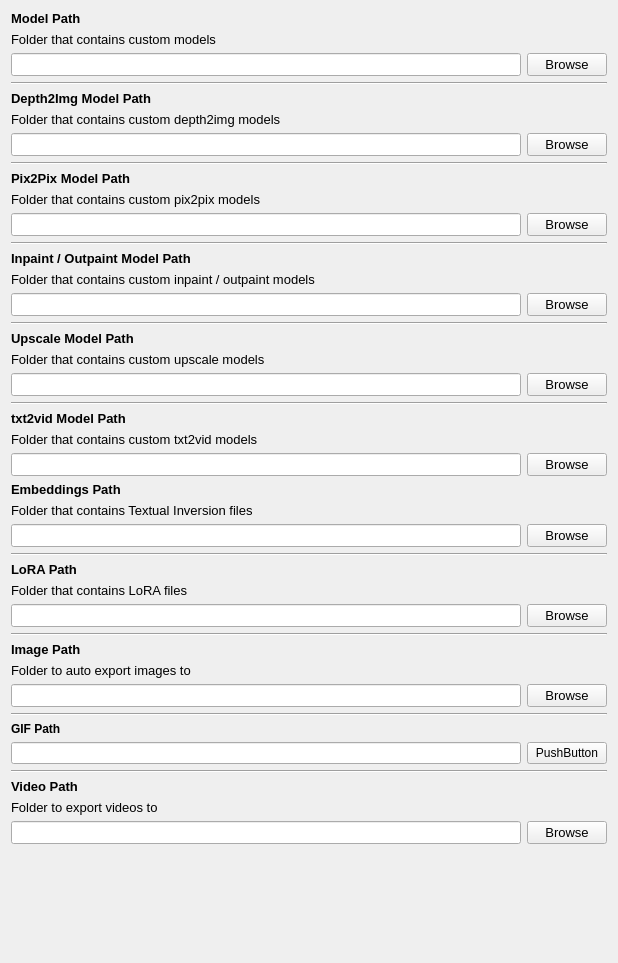
This is src/airunner/pyqt/widgets/paths.ui in Capsize-Games/airunner as Qt 5 draws it before an edit. The edited form follows.
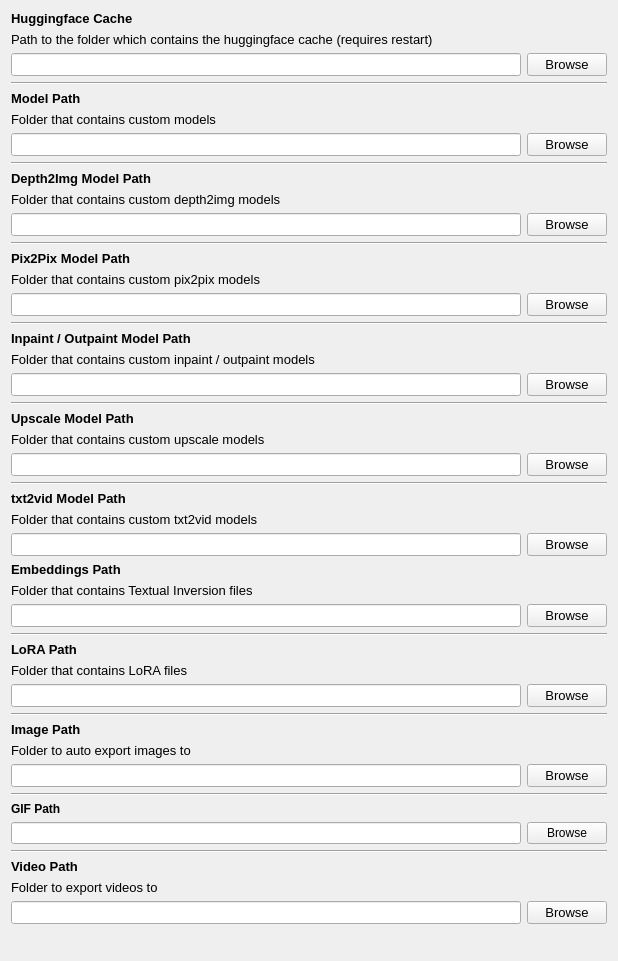
This is the edited form.

Commit message: - add hf cache path - better offline mode handling - load separate vae for outpaint / inpaint - reorganize some code for readablity - remove todo comments - switch to sd xl 1.0 - show hf cache folder action added to view menu - rename main_window_new to main_window - cleaner paths widget code -

The edit to the form file:
```diff
--- a/src/airunner/pyqt/widgets/paths.ui
+++ b/src/airunner/pyqt/widgets/paths.ui
@@ -7,144 +7,30 @@
     <x>0</x>
     <y>0</y>
     <width>618</width>
-    <height>963</height>
+    <height>961</height>
    </rect>
   </property>
   <property name="windowTitle">
    <string>Form</string>
   </property>
   <layout class="QGridLayout" name="gridLayout">
-   <item row="27" column="0">
-    <widget class="Line" name="line_2">
-     <property name="orientation">
-      <enum>Qt::Horizontal</enum>
-     </property>
-    </widget>
-   </item>
-   <item row="19" column="0">
-    <widget class="Line" name="line_7">
-     <property name="orientation">
-      <enum>Qt::Horizontal</enum>
-     </property>
-    </widget>
-   </item>
-   <item row="5" column="0">
-    <widget class="QLabel" name="label_9">
-     <property name="font">
-      <font>
-       <pointsize>10</pointsize>
-      </font>
-     </property>
-     <property name="text">
-      <string>Folder that contains custom depth2img models</string>
-     </property>
-    </widget>
-   </item>
-   <item row="32" column="0">
-    <widget class="QLabel" name="label_7">
-     <property name="font">
-      <font>
-       <pointsize>10</pointsize>
-       <bold>true</bold>
-      </font>
-     </property>
-     <property name="text">
-      <string>Image Path</string>
-     </property>
-    </widget>
-   </item>
-   <item row="18" column="0">
-    <layout class="QHBoxLayout" name="horizontalLayout_8">
-     <item>
-      <widget class="QLineEdit" name="upscale_model_path">
-       <property name="font">
-        <font>
-         <pointsize>10</pointsize>
-        </font>
-       </property>
-      </widget>
-     </item>
-     <item>
-      <widget class="QPushButton" name="upscale_browse_button">
-       <property name="font">
-        <font>
-         <pointsize>10</pointsize>
-        </font>
-       </property>
-       <property name="text">
-        <string>Browse</string>
-       </property>
-      </widget>
-     </item>
-    </layout>
-   </item>
-   <item row="0" column="0">
-    <widget class="QLabel" name="label">
-     <property name="font">
-      <font>
-       <pointsize>10</pointsize>
-       <bold>true</bold>
-      </font>
-     </property>
-     <property name="text">
-      <string>Model Path</string>
-     </property>
-    </widget>
-   </item>
-   <item row="7" column="0">
-    <widget class="Line" name="line_4">
-     <property name="orientation">
-      <enum>Qt::Horizontal</enum>
-     </property>
-    </widget>
-   </item>
-   <item row="11" column="0">
-    <widget class="Line" name="line_5">
-     <property name="orientation">
-      <enum>Qt::Horizontal</enum>
-     </property>
-    </widget>
-   </item>
    <item row="29" column="0">
-    <widget class="QLabel" name="label_4">
-     <property name="font">
-      <font>
-       <pointsize>10</pointsize>
-      </font>
-     </property>
-     <property name="text">
-      <string>Folder that contains LoRA files</string>
-     </property>
-    </widget>
-   </item>
-   <item row="20" column="0">
-    <widget class="QLabel" name="label_19">
-     <property name="font">
-      <font>
-       <pointsize>10</pointsize>
-       <bold>true</bold>
-      </font>
-     </property>
-     <property name="text">
-      <string>txt2vid Model Path</string>
-     </property>
-    </widget>
-   </item>
-   <item row="14" column="0">
-    <layout class="QHBoxLayout" name="horizontalLayout_7">
+    <layout class="QHBoxLayout" name="horizontalLayout_10">
      <item>
-      <widget class="QLineEdit" name="inpaint_outpaint_model_path">
+      <widget class="QLineEdit" name="txt2vid_model_path">
        <property name="font">
         <font>
+         <family>Ubuntu</family>
          <pointsize>10</pointsize>
         </font>
        </property>
       </widget>
      </item>
      <item>
-      <widget class="QPushButton" name="inpaint_outpaint_browse_button">
+      <widget class="QPushButton" name="txt2vid_model_button">
        <property name="font">
         <font>
+         <family>Ubuntu</family>
          <pointsize>10</pointsize>
         </font>
        </property>
@@ -155,7 +41,19 @@
      </item>
     </layout>
    </item>
-   <item row="12" column="0">
+   <item row="16" column="0">
+    <widget class="QLabel" name="label_11">
+     <property name="font">
+      <font>
+       <pointsize>10</pointsize>
+      </font>
+     </property>
+     <property name="text">
+      <string>Folder that contains custom pix2pix models</string>
+     </property>
+    </widget>
+   </item>
+   <item row="19" column="0">
     <widget class="QLabel" name="label_14">
      <property name="font">
       <font>
@@ -168,8 +66,8 @@
      </property>
     </widget>
    </item>
-   <item row="4" column="0">
-    <widget class="QLabel" name="label_10">
+   <item row="23" column="0">
+    <widget class="QLabel" name="label_15">
      <property name="font">
       <font>
        <pointsize>10</pointsize>
@@ -177,12 +75,12 @@
       </font>
      </property>
      <property name="text">
-      <string>Depth2Img Model Path</string>
+      <string>Upscale Model Path</string>
      </property>
     </widget>
    </item>
-   <item row="8" column="0">
-    <widget class="QLabel" name="label_12">
+   <item row="31" column="0">
+    <widget class="QLabel" name="label_5">
      <property name="font">
       <font>
        <pointsize>10</pointsize>
@@ -190,11 +88,47 @@
       </font>
      </property>
      <property name="text">
-      <string>Pix2Pix Model Path</string>
+      <string>Embeddings Path</string>
      </property>
     </widget>
    </item>
-   <item row="38" column="0">
+   <item row="40" column="0">
+    <widget class="QLabel" name="label_8">
+     <property name="font">
+      <font>
+       <pointsize>10</pointsize>
+      </font>
+     </property>
+     <property name="text">
+      <string>Folder to auto export images to</string>
+     </property>
+    </widget>
+   </item>
+   <item row="1" column="0">
+    <widget class="QLabel" name="label_23">
+     <property name="font">
+      <font>
+       <pointsize>10</pointsize>
+      </font>
+     </property>
+     <property name="text">
+      <string>Path to the folder which contains the huggingface cache (requires restart)</string>
+     </property>
+    </widget>
+   </item>
+   <item row="32" column="0">
+    <widget class="QLabel" name="label_6">
+     <property name="font">
+      <font>
+       <pointsize>10</pointsize>
+      </font>
+     </property>
+     <property name="text">
+      <string>Folder that contains Textual Inversion files</string>
+     </property>
+    </widget>
+   </item>
+   <item row="45" column="0">
     <widget class="QLabel" name="label_21">
      <property name="font">
       <font>
@@ -207,26 +141,82 @@
      </property>
     </widget>
    </item>
-   <item row="41" column="0">
-    <widget class="Line" name="line_9">
-     <property name="orientation">
-      <enum>Qt::Horizontal</enum>
-     </property>
-    </widget>
+   <item row="9" column="0">
+    <layout class="QHBoxLayout" name="horizontalLayout">
+     <item>
+      <widget class="QLineEdit" name="model_base_path">
+       <property name="font">
+        <font>
+         <pointsize>10</pointsize>
+        </font>
+       </property>
+      </widget>
+     </item>
+     <item>
+      <widget class="QPushButton" name="model_base_button">
+       <property name="font">
+        <font>
+         <pointsize>10</pointsize>
+        </font>
+       </property>
+       <property name="text">
+        <string>Browse</string>
+       </property>
+      </widget>
+     </item>
+    </layout>
    </item>
-   <item row="21" column="0">
-    <widget class="QLabel" name="label_20">
-     <property name="font">
-      <font>
-       <pointsize>10</pointsize>
-      </font>
-     </property>
-     <property name="text">
-      <string>Folder that contains custom txt2vid models</string>
-     </property>
-    </widget>
+   <item row="33" column="0">
+    <layout class="QHBoxLayout" name="horizontalLayout_2">
+     <item>
+      <widget class="QLineEdit" name="embeddings_path">
+       <property name="font">
+        <font>
+         <pointsize>10</pointsize>
+        </font>
+       </property>
+      </widget>
+     </item>
+     <item>
+      <widget class="QPushButton" name="embeddings_button">
+       <property name="font">
+        <font>
+         <pointsize>10</pointsize>
+        </font>
+       </property>
+       <property name="text">
+        <string>Browse</string>
+       </property>
+      </widget>
+     </item>
+    </layout>
    </item>
-   <item row="13" column="0">
+   <item row="46" column="0">
+    <layout class="QHBoxLayout" name="horizontalLayout_11">
+     <item>
+      <widget class="QLineEdit" name="gif_path">
+       <property name="font">
+        <font>
+         <pointsize>9</pointsize>
+        </font>
+       </property>
+      </widget>
+     </item>
+     <item>
+      <widget class="QPushButton" name="gif_button">
+       <property name="font">
+        <font>
+         <pointsize>9</pointsize>
+        </font>
+       </property>
+       <property name="text">
+        <string>Browse</string>
+       </property>
+      </widget>
+     </item>
+    </layout>
+   </item>
+   <item row="20" column="0">
     <widget class="QLabel" name="label_13">
      <property name="font">
       <font>
@@ -238,23 +228,17 @@
      </property>
     </widget>
    </item>
-   <item row="16" column="0">
-    <widget class="QLabel" name="label_15">
-     <property name="font">
-      <font>
-       <pointsize>10</pointsize>
-       <bold>true</bold>
-      </font>
-     </property>
-     <property name="text">
-      <string>Upscale Model Path</string>
+   <item row="38" column="0">
+    <widget class="Line" name="line_3">
+     <property name="orientation">
+      <enum>Qt::Horizontal</enum>
      </property>
     </widget>
    </item>
-   <item row="6" column="0">
-    <layout class="QHBoxLayout" name="horizontalLayout_5">
+   <item row="3" column="0">
+    <layout class="QHBoxLayout" name="horizontalLayout_12">
      <item>
-      <widget class="QLineEdit" name="depthtoimg_model_path">
+      <widget class="QLineEdit" name="hf_cache_path">
        <property name="font">
         <font>
          <pointsize>10</pointsize>
@@ -263,7 +247,7 @@
       </widget>
      </item>
      <item>
-      <widget class="QPushButton" name="depthtoimg_model_browse_button">
+      <widget class="QPushButton" name="hf_cache_button">
        <property name="font">
         <font>
          <pointsize>10</pointsize>
@@ -276,26 +260,7 @@
      </item>
     </layout>
    </item>
-   <item row="43" column="0">
-    <widget class="QLabel" name="label_18">
-     <property name="font">
-      <font>
-       <pointsize>10</pointsize>
-      </font>
-     </property>
-     <property name="text">
-      <string>Folder to export videos to</string>
-     </property>
-    </widget>
-   </item>
-   <item row="37" column="0">
-    <widget class="Line" name="line_8">
-     <property name="orientation">
-      <enum>Qt::Horizontal</enum>
-     </property>
-    </widget>
-   </item>
-   <item row="45" column="0">
+   <item row="52" column="0">
     <spacer name="verticalSpacer">
      <property name="orientation">
       <enum>Qt::Vertical</enum>
@@ -308,10 +273,10 @@
      </property>
     </spacer>
    </item>
-   <item row="2" column="0">
-    <layout class="QHBoxLayout" name="horizontalLayout">
+   <item row="51" column="0">
+    <layout class="QHBoxLayout" name="horizontalLayout_9">
      <item>
-      <widget class="QLineEdit" name="sd_path">
+      <widget class="QLineEdit" name="video_path">
        <property name="font">
         <font>
          <pointsize>10</pointsize>
@@ -320,7 +285,7 @@
       </widget>
      </item>
      <item>
-      <widget class="QPushButton" name="browseButton">
+      <widget class="QPushButton" name="video_button">
        <property name="font">
         <font>
          <pointsize>10</pointsize>
@@ -333,47 +298,17 @@
      </item>
     </layout>
    </item>
-   <item row="1" column="0">
-    <widget class="QLabel" name="label_2">
-     <property name="font">
-      <font>
-       <pointsize>10</pointsize>
-      </font>
+   <item row="48" column="0">
+    <widget class="Line" name="line_9">
+     <property name="orientation">
+      <enum>Qt::Horizontal</enum>
      </property>
-     <property name="text">
-      <string>Folder that contains custom models</string>
-     </property>
     </widget>
    </item>
-   <item row="24" column="0">
-    <widget class="QLabel" name="label_5">
-     <property name="font">
-      <font>
-       <pointsize>10</pointsize>
-       <bold>true</bold>
-      </font>
-     </property>
-     <property name="text">
-      <string>Embeddings Path</string>
-     </property>
-    </widget>
-   </item>
-   <item row="17" column="0">
-    <widget class="QLabel" name="label_16">
-     <property name="font">
-      <font>
-       <pointsize>10</pointsize>
-      </font>
-     </property>
-     <property name="text">
-      <string>Folder that contains custom upscale models</string>
-     </property>
-    </widget>
-   </item>
-   <item row="34" column="0">
-    <layout class="QHBoxLayout" name="horizontalLayout_4">
+   <item row="25" column="0">
+    <layout class="QHBoxLayout" name="horizontalLayout_8">
      <item>
-      <widget class="QLineEdit" name="image_path">
+      <widget class="QLineEdit" name="upscale_model_path">
        <property name="font">
         <font>
          <pointsize>10</pointsize>
@@ -382,7 +317,7 @@
       </widget>
      </item>
      <item>
-      <widget class="QPushButton" name="image_path_browse_button">
+      <widget class="QPushButton" name="upscale_model_button">
        <property name="font">
         <font>
          <pointsize>10</pointsize>
@@ -395,7 +330,7 @@
      </item>
     </layout>
    </item>
-   <item row="3" column="0">
+   <item row="10" column="0">
     <widget class="Line" name="line">
      <property name="minimumSize">
       <size>
@@ -408,57 +343,31 @@
      </property>
     </widget>
    </item>
-   <item row="44" column="0">
-    <layout class="QHBoxLayout" name="horizontalLayout_9">
-     <item>
-      <widget class="QLineEdit" name="video_path">
-       <property name="font">
-        <font>
-         <pointsize>10</pointsize>
-        </font>
-       </property>
-      </widget>
-     </item>
-     <item>
-      <widget class="QPushButton" name="video_path_browse_button">
-       <property name="font">
-        <font>
-         <pointsize>10</pointsize>
-        </font>
-       </property>
-       <property name="text">
-        <string>Browse</string>
-       </property>
-      </widget>
-     </item>
-    </layout>
+   <item row="28" column="0">
+    <widget class="QLabel" name="label_20">
+     <property name="font">
+      <font>
+       <pointsize>10</pointsize>
+      </font>
+     </property>
+     <property name="text">
+      <string>Folder that contains custom txt2vid models</string>
+     </property>
+    </widget>
    </item>
-   <item row="26" column="0">
-    <layout class="QHBoxLayout" name="horizontalLayout_2">
-     <item>
-      <widget class="QLineEdit" name="embeddings_path">
-       <property name="font">
-        <font>
-         <pointsize>10</pointsize>
-        </font>
-       </property>
-      </widget>
-     </item>
-     <item>
-      <widget class="QPushButton" name="embeddings_browse_button">
-       <property name="font">
-        <font>
-         <pointsize>10</pointsize>
-        </font>
-       </property>
-       <property name="text">
-        <string>Browse</string>
-       </property>
-      </widget>
-     </item>
-    </layout>
+   <item row="50" column="0">
+    <widget class="QLabel" name="label_18">
+     <property name="font">
+      <font>
+       <pointsize>10</pointsize>
+      </font>
+     </property>
+     <property name="text">
+      <string>Folder to export videos to</string>
+     </property>
+    </widget>
    </item>
-   <item row="30" column="0">
+   <item row="37" column="0">
     <layout class="QHBoxLayout" name="horizontalLayout_3">
      <item>
       <widget class="QLineEdit" name="lora_path">
@@ -483,7 +392,70 @@
      </item>
     </layout>
    </item>
-   <item row="10" column="0">
+   <item row="49" column="0">
+    <widget class="QLabel" name="label_17">
+     <property name="font">
+      <font>
+       <pointsize>10</pointsize>
+       <bold>true</bold>
+      </font>
+     </property>
+     <property name="text">
+      <string>Video Path</string>
+     </property>
+    </widget>
+   </item>
+   <item row="12" column="0">
+    <widget class="QLabel" name="label_9">
+     <property name="font">
+      <font>
+       <pointsize>10</pointsize>
+      </font>
+     </property>
+     <property name="text">
+      <string>Folder that contains custom depth2img models</string>
+     </property>
+    </widget>
+   </item>
+   <item row="39" column="0">
+    <widget class="QLabel" name="label_7">
+     <property name="font">
+      <font>
+       <pointsize>10</pointsize>
+       <bold>true</bold>
+      </font>
+     </property>
+     <property name="text">
+      <string>Image Path</string>
+     </property>
+    </widget>
+   </item>
+   <item row="13" column="0">
+    <layout class="QHBoxLayout" name="horizontalLayout_5">
+     <item>
+      <widget class="QLineEdit" name="depth2img_model_path">
+       <property name="font">
+        <font>
+         <pointsize>10</pointsize>
+        </font>
+       </property>
+      </widget>
+     </item>
+     <item>
+      <widget class="QPushButton" name="depth2img_model_button">
+       <property name="font">
+        <font>
+         <pointsize>10</pointsize>
+        </font>
+       </property>
+       <property name="text">
+        <string>Browse</string>
+       </property>
+      </widget>
+     </item>
+    </layout>
+   </item>
+   <item row="17" column="0">
     <layout class="QHBoxLayout" name="horizontalLayout_6">
      <item>
       <widget class="QLineEdit" name="pixtopix_model_path">
@@ -508,19 +480,91 @@
      </item>
     </layout>
    </item>
-   <item row="25" column="0">
-    <widget class="QLabel" name="label_6">
+   <item row="8" column="0">
+    <widget class="QLabel" name="label_2">
      <property name="font">
       <font>
        <pointsize>10</pointsize>
       </font>
      </property>
      <property name="text">
-      <string>Folder that contains Textual Inversion files</string>
+      <string>Folder that contains custom models</string>
      </property>
     </widget>
    </item>
-   <item row="28" column="0">
+   <item row="44" column="0">
+    <widget class="Line" name="line_8">
+     <property name="orientation">
+      <enum>Qt::Horizontal</enum>
+     </property>
+    </widget>
+   </item>
+   <item row="27" column="0">
+    <widget class="QLabel" name="label_19">
+     <property name="font">
+      <font>
+       <pointsize>10</pointsize>
+       <bold>true</bold>
+      </font>
+     </property>
+     <property name="text">
+      <string>txt2vid Model Path</string>
+     </property>
+    </widget>
+   </item>
+   <item row="36" column="0">
+    <widget class="QLabel" name="label_4">
+     <property name="font">
+      <font>
+       <pointsize>10</pointsize>
+      </font>
+     </property>
+     <property name="text">
+      <string>Folder that contains LoRA files</string>
+     </property>
+    </widget>
+   </item>
+   <item row="7" column="0">
+    <widget class="QLabel" name="label">
+     <property name="font">
+      <font>
+       <pointsize>10</pointsize>
+       <bold>true</bold>
+      </font>
+     </property>
+     <property name="text">
+      <string>Model Path</string>
+     </property>
+    </widget>
+   </item>
+   <item row="18" column="0">
+    <widget class="Line" name="line_5">
+     <property name="orientation">
+      <enum>Qt::Horizontal</enum>
+     </property>
+    </widget>
+   </item>
+   <item row="11" column="0">
+    <widget class="QLabel" name="label_10">
+     <property name="font">
+      <font>
+       <pointsize>10</pointsize>
+       <bold>true</bold>
+      </font>
+     </property>
+     <property name="text">
+      <string>Depth2Img Model Path</string>
+     </property>
+    </widget>
+   </item>
+   <item row="26" column="0">
+    <widget class="Line" name="line_7">
+     <property name="orientation">
+      <enum>Qt::Horizontal</enum>
+     </property>
+    </widget>
+   </item>
+   <item row="35" column="0">
     <widget class="QLabel" name="label_3">
      <property name="font">
       <font>
@@ -534,108 +578,121 @@
     </widget>
    </item>
    <item row="22" column="0">
-    <layout class="QHBoxLayout" name="horizontalLayout_10">
-     <item>
-      <widget class="QLineEdit" name="txt2vid_model_path">
-       <property name="font">
-        <font>
-         <family>Ubuntu</family>
-         <pointsize>10</pointsize>
-        </font>
-       </property>
-      </widget>
-     </item>
-     <item>
-      <widget class="QPushButton" name="txt2vid_browse_button">
-       <property name="font">
-        <font>
-         <family>Ubuntu</family>
-         <pointsize>10</pointsize>
-        </font>
-       </property>
-       <property name="text">
-        <string>Browse</string>
-       </property>
-      </widget>
-     </item>
-    </layout>
-   </item>
-   <item row="31" column="0">
-    <widget class="Line" name="line_3">
-     <property name="orientation">
-      <enum>Qt::Horizontal</enum>
-     </property>
-    </widget>
-   </item>
-   <item row="9" column="0">
-    <widget class="QLabel" name="label_11">
-     <property name="font">
-      <font>
-       <pointsize>10</pointsize>
-      </font>
-     </property>
-     <property name="text">
-      <string>Folder that contains custom pix2pix models</string>
-     </property>
-    </widget>
-   </item>
-   <item row="33" column="0">
-    <widget class="QLabel" name="label_8">
-     <property name="font">
-      <font>
-       <pointsize>10</pointsize>
-      </font>
-     </property>
-     <property name="text">
-      <string>Folder to auto export images to</string>
-     </property>
-    </widget>
-   </item>
-   <item row="42" column="0">
-    <widget class="QLabel" name="label_17">
-     <property name="font">
-      <font>
-       <pointsize>10</pointsize>
-       <bold>true</bold>
-      </font>
-     </property>
-     <property name="text">
-      <string>Video Path</string>
-     </property>
-    </widget>
-   </item>
-   <item row="15" column="0">
     <widget class="Line" name="line_6">
      <property name="orientation">
       <enum>Qt::Horizontal</enum>
      </property>
     </widget>
    </item>
-   <item row="39" column="0">
-    <layout class="QHBoxLayout" name="horizontalLayout_11">
+   <item row="15" column="0">
+    <widget class="QLabel" name="label_12">
+     <property name="font">
+      <font>
+       <pointsize>10</pointsize>
+       <bold>true</bold>
+      </font>
+     </property>
+     <property name="text">
+      <string>Pix2Pix Model Path</string>
+     </property>
+    </widget>
+   </item>
+   <item row="34" column="0">
+    <widget class="Line" name="line_2">
+     <property name="orientation">
+      <enum>Qt::Horizontal</enum>
+     </property>
+    </widget>
+   </item>
+   <item row="24" column="0">
+    <widget class="QLabel" name="label_16">
+     <property name="font">
+      <font>
+       <pointsize>10</pointsize>
+      </font>
+     </property>
+     <property name="text">
+      <string>Folder that contains custom upscale models</string>
+     </property>
+    </widget>
+   </item>
+   <item row="14" column="0">
+    <widget class="Line" name="line_4">
+     <property name="orientation">
+      <enum>Qt::Horizontal</enum>
+     </property>
+    </widget>
+   </item>
+   <item row="21" column="0">
+    <layout class="QHBoxLayout" name="horizontalLayout_7">
      <item>
-      <widget class="QLineEdit" name="gif_path">
+      <widget class="QLineEdit" name="outpaint_model_path">
        <property name="font">
         <font>
-         <pointsize>9</pointsize>
+         <pointsize>10</pointsize>
         </font>
        </property>
       </widget>
      </item>
      <item>
-      <widget class="QPushButton" name="gif_path_browse_button">
+      <widget class="QPushButton" name="outpaint_model_button">
        <property name="font">
         <font>
-         <pointsize>9</pointsize>
+         <pointsize>10</pointsize>
         </font>
        </property>
        <property name="text">
-        <string>PushButton</string>
+        <string>Browse</string>
        </property>
       </widget>
      </item>
     </layout>
    </item>
+   <item row="0" column="0">
+    <widget class="QLabel" name="label_22">
+     <property name="font">
+      <font>
+       <pointsize>10</pointsize>
+       <bold>true</bold>
+      </font>
+     </property>
+     <property name="text">
+      <string>Huggingface Cache</string>
+     </property>
+    </widget>
+   </item>
+   <item row="41" column="0">
+    <layout class="QHBoxLayout" name="horizontalLayout_4">
+     <item>
+      <widget class="QLineEdit" name="image_path">
+       <property name="font">
+        <font>
+         <pointsize>10</pointsize>
+        </font>
+       </property>
+      </widget>
+     </item>
+     <item>
+      <widget class="QPushButton" name="image_button">
+       <property name="font">
+        <font>
+         <pointsize>10</pointsize>
+        </font>
+       </property>
+       <property name="text">
+        <string>Browse</string>
+       </property>
+      </widget>
+     </item>
+    </layout>
+   </item>
+   <item row="4" column="0">
+    <widget class="Line" name="line_10">
+     <property name="orientation">
+      <enum>Qt::Horizontal</enum>
+     </property>
+    </widget>
+   </item>
   </layout>
  </widget>
  <resources/>
```
Left out of the diff: 6 changed lines with no effect on the pictures. The commit also changes 33 other files.
